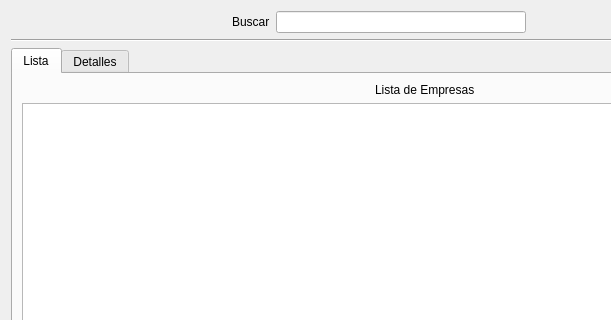
Old version of the form ui_empresa.ui in the repository benArambide/ProyFinal-IS2; both pictures show x 0 to 611 and y 0 to 320 of the 850 by 450 pixel window.
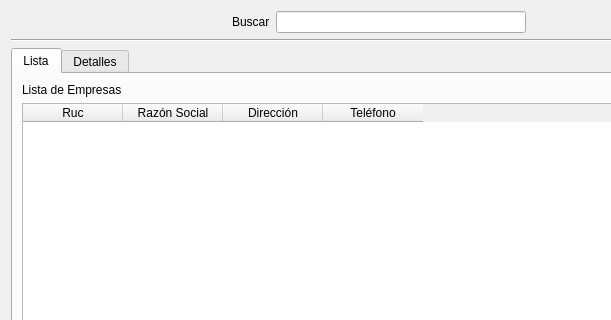
New version of the form. Icons and pictures are not drawn.

What changed in the file:
```diff
--- a/ui_empresa.ui
+++ b/ui_empresa.ui
@@ -137,6 +137,30 @@
                  </property>
                 </widget>
                </item>
+               <item row="1" column="0">
+                <widget class="QTableWidget" name="tableWidget">
+                 <column>
+                  <property name="text">
+                   <string>Ruc</string>
+                  </property>
+                 </column>
+                 <column>
+                  <property name="text">
+                   <string>Razón Social</string>
+                  </property>
+                 </column>
+                 <column>
+                  <property name="text">
+                   <string>Dirección</string>
+                  </property>
+                 </column>
+                 <column>
+                  <property name="text">
+                   <string>Teléfono</string>
+                  </property>
+                 </column>
+                </widget>
+               </item>
               </layout>
              </item>
              <item row="2" column="0">
@@ -216,9 +240,6 @@
                </item>
               </layout>
              </item>
-             <item row="1" column="0">
-              <widget class="QTableView" name="tableView"/>
-             </item>
             </layout>
            </item>
            <item row="1" column="0">
```
Left out of the diff: 46 changed lines with no effect on the pictures.
